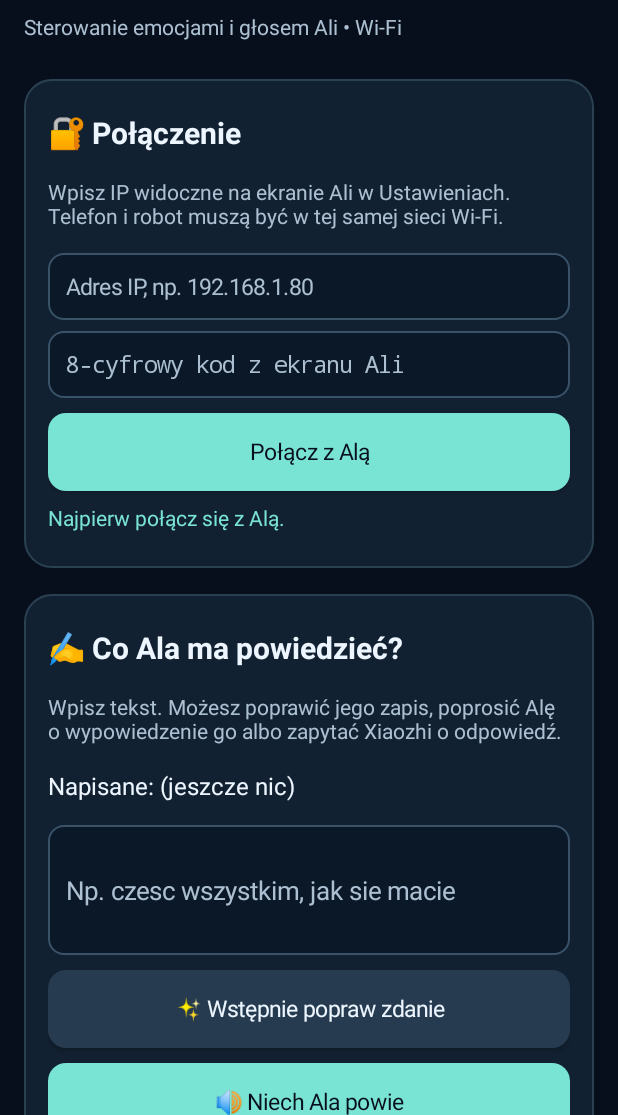
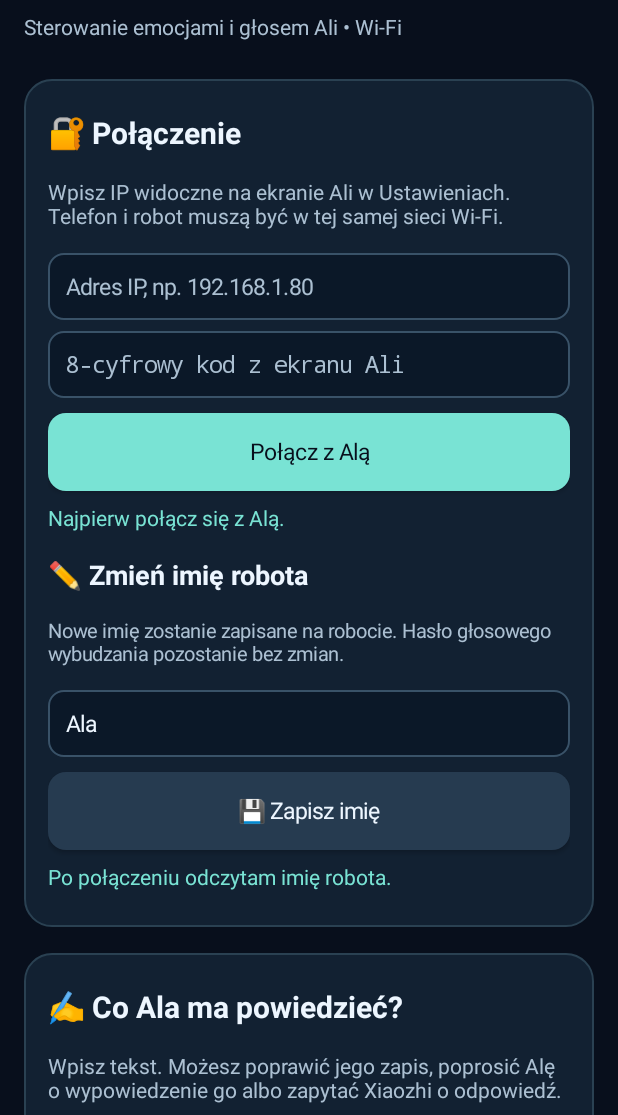
Before and after one commit to mpuchara/Espen, an Android app: the screen it shows after launch (MainActivity), on a phone screen of 412 x 824 dp, the part 121-1236 px from its top. Run offline under Robolectric (Android 15) with nearby library versions, the phone set to English and light mode, and no system bars.

Commit message:
Add persistent editable robot name to Android Pilot control

```diff
--- a/android/app/src/main/java/pl/homemind/ala/phone/MainActivity.java
+++ b/android/app/src/main/java/pl/homemind/ala/phone/MainActivity.java
@@ -39,8 +39,8 @@ public final class MainActivity extends Activity {
     private final Handler main = new Handler(Looper.getMainLooper());
     private final ExecutorService io = Executors.newSingleThreadExecutor();
     private SharedPreferences prefs;
-    private EditText ip, pin, sentence;
-    private TextView connectStatus, moodStatus, speechStatus, reply;
+    private EditText ip, pin, sentence, robotName;
+    private TextView connectStatus, moodStatus, speechStatus, reply, nameStatus, titleView;
     private CheckBox sticky;
     private Button speakButton;
     private int pollCount = 0;
@@ -67,7 +67,8 @@ public final class MainActivity extends Activity {
         scroll.addView(root);
         setContentView(scroll);
 
-        root.addView(text("💙 Pilot Ali", 30, LIGHT, true));
+        titleView=text("💙 Pilot Ali", 30, LIGHT, true);
+        root.addView(titleView);
         root.addView(text("Sterowanie emocjami i głosem Ali • Wi-Fi", 14, MUTED, false));
 
         LinearLayout settings = card(root);
@@ -82,6 +83,29 @@ public final class MainActivity extends Activity {
         settings.addView(connect);
         connectStatus=text("Najpierw połącz się z Alą.",14,ACCENT,false);
         settings.addView(connectStatus);
+        settings.addView(text("✏️ Zmień imię robota",18,LIGHT,true));
+        settings.addView(text("Nowe imię zostanie zapisane na robocie. Hasło głosowego wybudzania pozostanie bez zmian.",13,MUTED,false));
+        robotName=edit("Nowe imię, np. Zosia","Ala",InputType.TYPE_CLASS_TEXT|InputType.TYPE_TEXT_FLAG_CAP_WORDS);
+        robotName.setFilters(new InputFilter[]{new InputFilter.LengthFilter(48)});
+        settings.addView(robotName);
+        Button saveRobotName=action("💾 Zapisz imię",false);
+        settings.addView(saveRobotName);
+        nameStatus=text("Po połączeniu odczytam imię robota.",14,ACCENT,false);
+        settings.addView(nameStatus);
+        saveRobotName.setOnClickListener(v -> {
+            String candidate=robotName.getText().toString().trim();
+            if(!validRobotName(candidate)){
+                nameStatus.setText("Imię musi mieć 2–24 litery, może zawierać spację lub łącznik.");
+                return;
+            }
+            saveRobotName.setEnabled(false);
+            nameStatus.setText("Zapisuję...");
+            call("/api/name","POST",candidate,
+                ok->call("/api/name","GET",null,
+                    name->{showRobotName(name);nameStatus.setText("✅ Zapisano imię: "+name);saveRobotName.setEnabled(true);},
+                    error->{nameStatus.setText("Nie udało się odczytać imienia: "+error);saveRobotName.setEnabled(true);}),
+                error->{nameStatus.setText("❌ "+error);saveRobotName.setEnabled(true);});
+        });
         connect.setOnClickListener(v -> {
             String address=ip.getText().toString().trim();
             String code=pin.getText().toString().trim();
@@ -92,7 +116,9 @@ public final class MainActivity extends Activity {
             prefs.edit().putString("ip",address).putString("pin",code).apply();
             connectStatus.setText("Łączenie...");
             call("/api/status","GET",null,
-                 result -> connectStatus.setText("✅ Ala połączona!"),
+                 result -> call("/api/name","GET",null,
+                     name->{showRobotName(name);connectStatus.setText("✅ Połączono z robotem "+name+".");},
+                     error -> connectStatus.setText("❌ Nie odczytano imienia: "+error)),
                  error -> connectStatus.setText("❌ "+error));
         });
 
@@ -248,6 +274,18 @@ public final class MainActivity extends Activity {
         root.addView(text("Pilot lokalny • wymagane Wi-Fi i firmware Ali z obsługą panelu. Połączenie HTTP nie jest szyfrowane — używaj prywatnej sieci.",12,MUTED,false));
     }
 
+    private void showRobotName(String value) {
+        titleView.setText("💙 Pilot: "+value);
+        robotName.setText(value);
+        nameStatus.setText("Aktualne imię: "+value);
+    }
+    private static boolean validRobotName(String name) {
+        if (!name.matches("[A-Za-zĄąĆćĘęŁłŃńÓóŚśŹźŻż]+([ -][A-Za-zĄąĆćĘęŁłŃńÓóŚśŹźŻż]+)*"))
+            return false;
+        int letters=0;
+        for(int i=0;i<name.length();i++)if(Character.isLetter(name.charAt(i)))letters++;
+        return letters>=2 && letters<=24 && name.getBytes(StandardCharsets.UTF_8).length<=48;
+    }
     private static boolean validPrivateIp(String value) {
         if(!value.matches("(?:[0-9]{1,3}\\.){3}[0-9]{1,3}"))return false;
         String[] parts=value.split("\\.");
```
